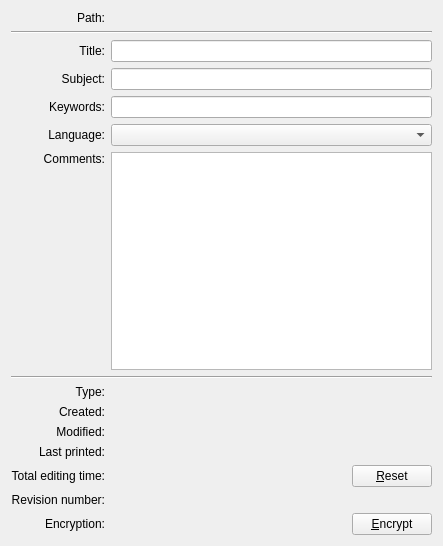
Qt form libs/widgets/koDocumentInfoAboutWidget.ui (KDE/krita) before a commit.
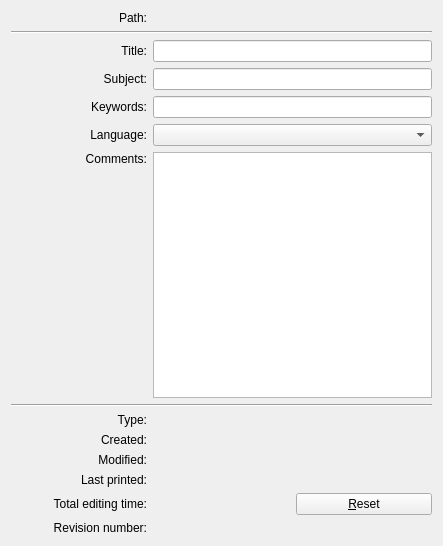
The same form after that commit.

```diff
--- a/libs/widgets/koDocumentInfoAboutWidget.ui
+++ b/libs/widgets/koDocumentInfoAboutWidget.ui
@@ -11,53 +11,6 @@
    </rect>
   </property>
   <layout class="QGridLayout">
-   <item row="14" column="2">
-    <widget class="QPushButton" name="pbEncrypt">
-     <property name="sizePolicy">
-      <sizepolicy hsizetype="Preferred" vsizetype="Fixed">
-       <horstretch>0</horstretch>
-       <verstretch>0</verstretch>
-      </sizepolicy>
-     </property>
-     <property name="text">
-      <string>&amp;Encrypt</string>
-     </property>
-    </widget>
-   </item>
-   <item row="14" column="1">
-    <layout class="QHBoxLayout">
-     <property name="margin">
-      <number>0</number>
-     </property>
-     <item>
-      <widget class="QLabel" name="lblEncryptedPic">
-       <property name="text">
-        <string/>
-       </property>
-      </widget>
-     </item>
-     <item>
-      <widget class="QLabel" name="lblEncrypted">
-       <property name="text">
-        <string/>
-       </property>
-      </widget>
-     </item>
-     <item>
-      <spacer>
-       <property name="orientation">
-        <enum>Qt::Horizontal</enum>
-       </property>
-       <property name="sizeHint" stdset="0">
-        <size>
-         <width>40</width>
-         <height>20</height>
-        </size>
-       </property>
-      </spacer>
-     </item>
-    </layout>
-   </item>
    <item row="4" column="0">
     <widget class="QLabel" name="lblKeywordsDesc">
      <property name="text">
@@ -165,23 +118,6 @@
      </property>
     </widget>
    </item>
-   <item row="11" column="1">
-    <widget class="QLabel" name="lblLastPrinted">
-     <property name="text">
-      <string/>
-     </property>
-    </widget>
-   </item>
-   <item row="14" column="0">
-    <widget class="QLabel" name="lblEncryptedDesc">
-     <property name="text">
-      <string>Encryption:</string>
-     </property>
-     <property name="alignment">
-      <set>Qt::AlignRight|Qt::AlignTrailing|Qt::AlignVCenter</set>
-     </property>
-    </widget>
-   </item>
    <item row="2" column="0">
     <widget class="QLabel" name="lblTitleDesc">
      <property name="text">
```
Left out of the diff: 7 changed lines with no effect on the pictures.
